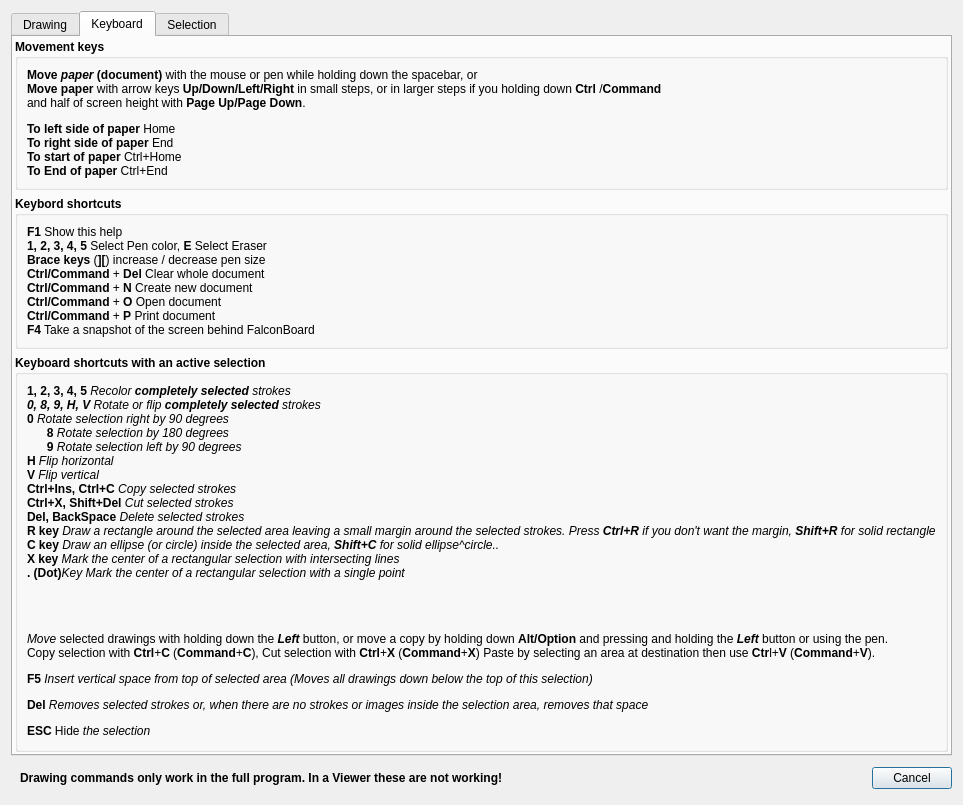
solyoma/FalconBoard, file FalconBoard/helpdialog.ui: the form before one commit.
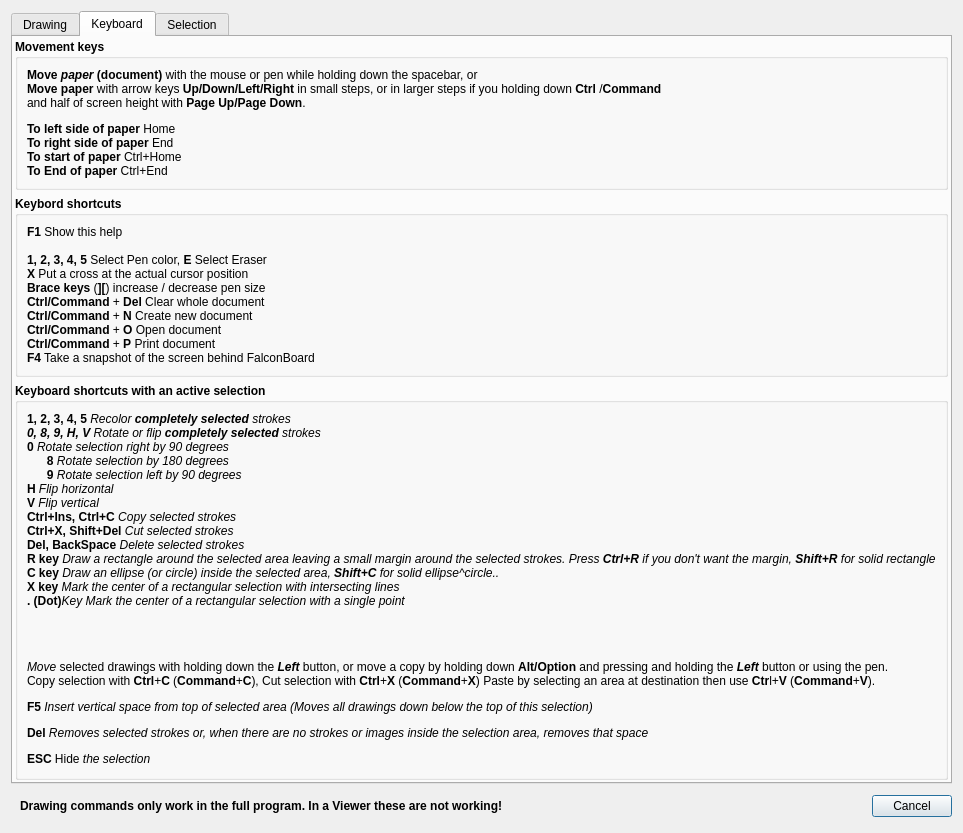
The form after the commit. The open tabs and pages were chosen to show the change.

Commit message: Help text changes

```diff
--- a/FalconBoard/helpdialog.ui
+++ b/FalconBoard/helpdialog.ui
@@ -6,8 +6,8 @@
    <rect>
     <x>0</x>
     <y>0</y>
-    <width>857</width>
-    <height>745</height>
+    <width>883</width>
+    <height>771</height>
    </rect>
   </property>
   <property name="windowTitle">
@@ -354,7 +354,7 @@
              </font>
             </property>
             <property name="text">
-             <string>&lt;html&gt;&lt;head/&gt;&lt;body&gt;&lt;p&gt;&lt;span style=&quot; font-weight:600;&quot;&gt;F1&lt;/span&gt; Show this help&lt;br/&gt;&lt;span style=&quot; font-weight:600;&quot;&gt;1, 2, 3, 4, 5 &lt;/span&gt;Select Pen color, &lt;span style=&quot; font-weight:600;&quot;&gt;E &lt;/span&gt;Select Eraser&lt;br/&gt;&lt;span style=&quot; font-weight:600;&quot;&gt;Brace keys &lt;/span&gt;(&lt;span style=&quot; font-weight:600;&quot;&gt;][&lt;/span&gt;) increase / decrease pen size&lt;br/&gt;&lt;span style=&quot; font-weight:600;&quot;&gt;Ctrl/Command&lt;/span&gt; + &lt;span style=&quot; font-weight:600;&quot;&gt;Del&lt;/span&gt; Clear whole document&lt;br/&gt;&lt;span style=&quot; font-weight:600;&quot;&gt;Ctrl/Command&lt;/span&gt; + &lt;span style=&quot; font-weight:600;&quot;&gt;N &lt;/span&gt;Create new document&lt;br/&gt;&lt;span style=&quot; font-weight:600;&quot;&gt;Ctrl/Command&lt;/span&gt; + &lt;span style=&quot; font-weight:600;&quot;&gt;O &lt;/span&gt;Open document&lt;br/&gt;&lt;span style=&quot; font-weight:600;&quot;&gt;Ctrl/Command&lt;/span&gt; + &lt;span style=&quot; font-weight:600;&quot;&gt;P&lt;/span&gt; Print document&lt;br/&gt;&lt;span style=&quot; font-weight:600;&quot;&gt;F4&lt;/span&gt; Take a snapshot of the screen behind FalconBoard&lt;/p&gt;&lt;/body&gt;&lt;/html&gt;</string>
+             <string>&lt;html&gt;&lt;head/&gt;&lt;body&gt;&lt;p&gt;&lt;span style=&quot; font-weight:600;&quot;&gt;F1&lt;/span&gt; Show this help&lt;br/&gt;&lt;br/&gt;&lt;span style=&quot; font-weight:600;&quot;&gt;1, 2, 3, 4, 5 &lt;/span&gt;Select Pen color, &lt;span style=&quot; font-weight:600;&quot;&gt;E &lt;/span&gt;Select Eraser&lt;br/&gt;&lt;span style=&quot; font-weight:600;&quot;&gt;X&lt;/span&gt; Put a cross at the actual cursor position&lt;br/&gt;&lt;span style=&quot; font-weight:600;&quot;&gt;Brace keys &lt;/span&gt;(&lt;span style=&quot; font-weight:600;&quot;&gt;][&lt;/span&gt;) increase / decrease pen size&lt;br/&gt;&lt;span style=&quot; font-weight:600;&quot;&gt;Ctrl/Command&lt;/span&gt; + &lt;span style=&quot; font-weight:600;&quot;&gt;Del&lt;/span&gt; Clear whole document&lt;br/&gt;&lt;span style=&quot; font-weight:600;&quot;&gt;Ctrl/Command&lt;/span&gt; + &lt;span style=&quot; font-weight:600;&quot;&gt;N &lt;/span&gt;Create new document&lt;br/&gt;&lt;span style=&quot; font-weight:600;&quot;&gt;Ctrl/Command&lt;/span&gt; + &lt;span style=&quot; font-weight:600;&quot;&gt;O &lt;/span&gt;Open document&lt;br/&gt;&lt;span style=&quot; font-weight:600;&quot;&gt;Ctrl/Command&lt;/span&gt; + &lt;span style=&quot; font-weight:600;&quot;&gt;P&lt;/span&gt; Print document&lt;br/&gt;&lt;span style=&quot; font-weight:600;&quot;&gt;F4&lt;/span&gt; Take a snapshot of the screen behind FalconBoard&lt;/p&gt;&lt;/body&gt;&lt;/html&gt;</string>
             </property>
            </widget>
           </item>
```
Left out of the diff: 2 changed lines with no effect on the pictures. The commit also changes 4 other files.
